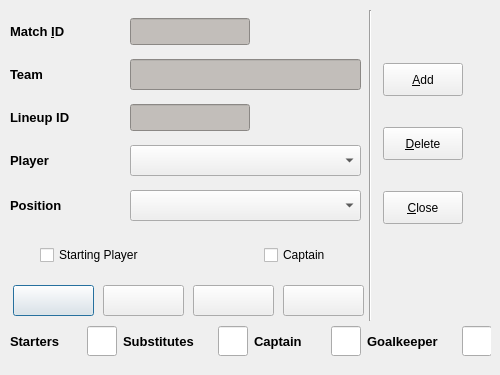
Before: the Qt Designer form code/pyqt/gui/lineup_select.ui in soccermetrics/marcotti-desktop, drawn with Qt 5.
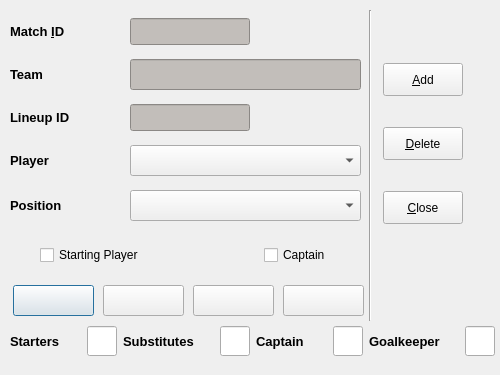
After: the same form once the commit is applied. Icons and pictures are not drawn.

Commit message: Capitalized class names in UI dialogs (Closed #1)

Patch:
```diff
--- a/code/pyqt/gui/lineup_select.ui
+++ b/code/pyqt/gui/lineup_select.ui
@@ -571,12 +571,12 @@
     </item>
    </layout>
   </widget>
-  <widget class="QWidget" name="">
+  <widget class="QWidget" name="layoutWidget">
    <property name="geometry">
     <rect>
      <x>10</x>
      <y>321</y>
-     <width>481</width>
+     <width>487</width>
      <height>41</height>
     </rect>
    </property>
```
Left out of the diff: 4 changed lines with no effect on the pictures. The commit also changes 26 other files.
